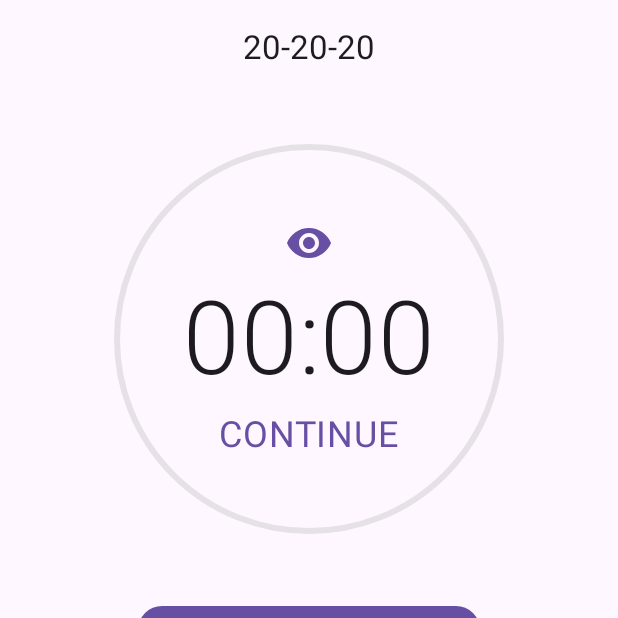
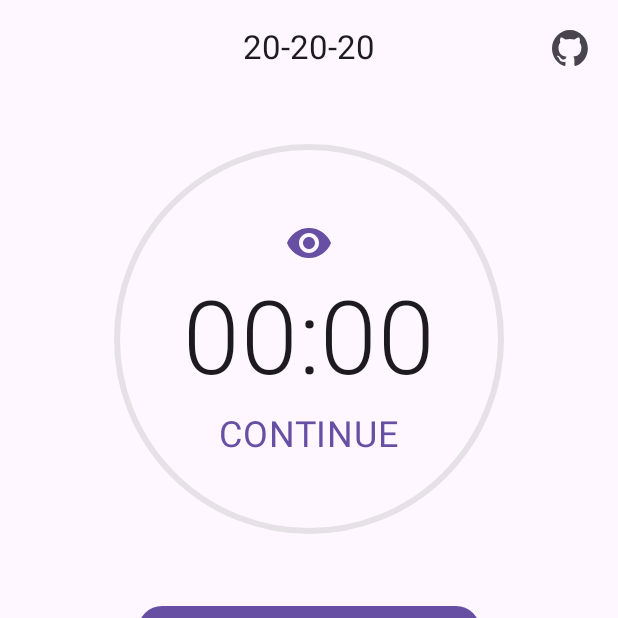
Before and after one commit to sham-h93/EyeCare, an Android app built with Jetpack Compose: the screen it shows after launch (MainActivity), on a phone screen of 412 x 824 dp, the top half of it. Run offline under Robolectric (Android 15) with nearby library versions, the phone set to English and light mode, and no system bars; our stand-ins replace Dagger/Hilt's generated code; 3 statements that could not run were skipped.

Commit message:
add github action in  top appBar to open repository

```diff
--- a/app/src/main/java/example/hotaku/eyecareapp/ui/main/TimerScreen.kt
+++ b/app/src/main/java/example/hotaku/eyecareapp/ui/main/TimerScreen.kt
@@ -1,5 +1,6 @@
 package example.hotaku.eyecareapp.ui.main
 
+import androidx.compose.foundation.clickable
 import androidx.compose.foundation.layout.Arrangement
 import androidx.compose.foundation.layout.Box
 import androidx.compose.foundation.layout.Column
@@ -37,6 +38,7 @@ import example.hotaku.eyecareapp.R
 import example.hotaku.eyecareapp.ui.components.EyeCareTopBar
 import example.hotaku.eyecareapp.ui.theme.EyeCareAppTheme
 import example.hotaku.eyecareapp.utils.activity
+import example.hotaku.eyecareapp.utils.openGithubPage
 import kotlinx.coroutines.flow.collectLatest
 
 @Composable
@@ -66,7 +68,18 @@ fun TimerScreen(
     Scaffold(
         modifier = modifier.fillMaxSize(),
         topBar = {
-            EyeCareTopBar(title = "20-20-20")
+            EyeCareTopBar(
+                title = "20-20-20",
+                actions = {
+                    Icon(
+                        modifier = Modifier
+                            .padding(end = 16.dp)
+                            .clickable { context.openGithubPage() },
+                        painter = painterResource(id = R.drawable.main_screen_github),
+                        contentDescription = "Info"
+                    )
+                }
+            )
         }) { paddingValues ->
         Column(
             modifier = Modifier
--- a/app/src/main/java/example/hotaku/eyecareapp/utils/ActivityExt.kt
+++ b/app/src/main/java/example/hotaku/eyecareapp/utils/ActivityExt.kt
@@ -3,7 +3,16 @@ package example.hotaku.eyecareapp.utils
 import android.app.Activity
 import android.content.Context
 import android.content.ContextWrapper
+import android.content.Intent
+import android.net.Uri
 
 fun Context.activity(): Activity? {
     return this as? Activity ?: (this as? ContextWrapper)?.baseContext?.activity()
 }
+
+fun Context.openGithubPage() {
+    val uri = Uri.parse("https://github.com/HoseinSadonasl/EyeCare")
+    Intent(Intent.ACTION_VIEW, uri).also { intent ->
+        startActivity(intent)
+    }
+}
--- /dev/null
+++ b/app/src/main/res/drawable/main_screen_github.xml
@@ -0,0 +1,9 @@
+<vector xmlns:android="http://schemas.android.com/apk/res/android"
+    android:height="24dp" android:viewportHeight="96"
+    android:viewportWidth="98" android:width="24dp">
+
+    <path android:fillColor="#24292f"
+        android:fillType="evenOdd"
+        android:pathData="M48.854,0C21.839,0 0,22 0,49.217c0,21.756 13.993,40.172 33.405,46.69 2.427,0.49 3.316,-1.059 3.316,-2.362 0,-1.141 -0.08,-5.052 -0.08,-9.127 -13.59,2.934 -16.42,-5.867 -16.42,-5.867 -2.184,-5.704 -5.42,-7.17 -5.42,-7.17 -4.448,-3.015 0.324,-3.015 0.324,-3.015 4.934,0.326 7.523,5.052 7.523,5.052 4.367,7.496 11.404,5.378 14.235,4.074 0.404,-3.178 1.699,-5.378 3.074,-6.6 -10.839,-1.141 -22.243,-5.378 -22.243,-24.283 0,-5.378 1.94,-9.778 5.014,-13.2 -0.485,-1.222 -2.184,-6.275 0.486,-13.038 0,0 4.125,-1.304 13.426,5.052a46.97,46.97 0,0 1,12.214 -1.63c4.125,0 8.33,0.571 12.213,1.63 9.302,-6.356 13.427,-5.052 13.427,-5.052 2.67,6.763 0.97,11.816 0.485,13.038 3.155,3.422 5.015,7.822 5.015,13.2 0,18.905 -11.404,23.06 -22.324,24.283 1.78,1.548 3.316,4.481 3.316,9.126 0,6.6 -0.08,11.897 -0.08,13.526 0,1.304 0.89,2.853 3.316,2.364 19.412,-6.52 33.405,-24.935 33.405,-46.691C97.707,22 75.788,0 48.854,0z"/>
+
+</vector>
```
